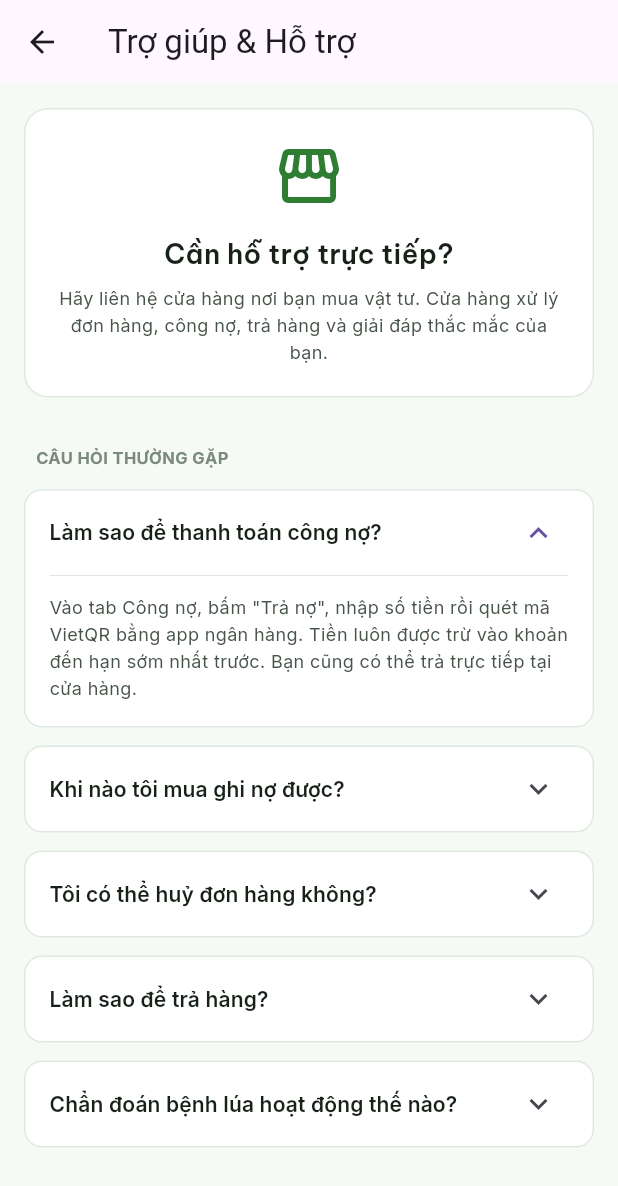
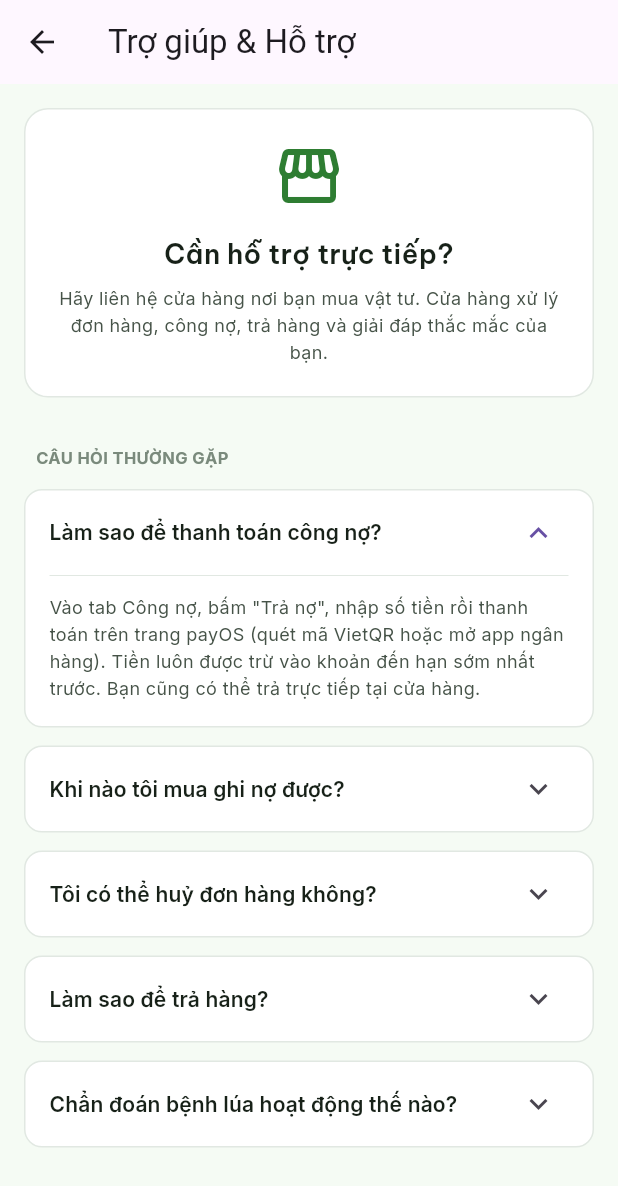
Before and after one commit to Capstone-Project-AgriSage/Farmer-Mobile, a Flutter app: the HelpSupportScreen screen opened directly, after a tap on "Làm sao để thanh toán công nợ?", on a phone screen of 412 x 824 dp. Shown: the top 1186 px of the screen. Run offline on Flutter 3.47's test engine with Material 3 defaults, Android fonts, the phone set to English and light mode, and no system bars; our stand-ins replace cached_network_image, dio, flutter_riverpod, flutter_secure_storage, go_router, google_fonts and 7 more; accounts and stored records are empty.

Commit message:
fix(mobile): onboarding and help text still said QR after switching to payOS
Debt repayment now goes through the payOS page, so the onboarding slide and
the help FAQ no longer promise a QR code inside the app.

Co-Authored-By: Claude Sonnet 5.5 <noreply@anthropic.com>

```diff
--- a/lib/features/auth/screens/onboarding_screen.dart
+++ b/lib/features/auth/screens/onboarding_screen.dart
@@ -46,7 +46,7 @@ class _OnboardingScreenState extends State<OnboardingScreen> {
       iconColor: Color(0xFFE65100),
       title: 'Sổ nợ minh bạch',
       description:
-          'Theo dõi hạn mức, khoản nợ và hạn trả với cửa hàng. Trả nợ bằng mã QR, khiếu nại ngay trong ứng dụng nếu thấy sai lệch.',
+          'Theo dõi hạn mức, khoản nợ và hạn trả với cửa hàng. Trả nợ online qua payOS, khiếu nại ngay trong ứng dụng nếu thấy sai lệch.',
     ),
   ];
 
--- a/lib/features/profile/screens/help_support_screen.dart
+++ b/lib/features/profile/screens/help_support_screen.dart
@@ -11,7 +11,7 @@ class HelpSupportScreen extends StatelessWidget {
   static const faq = <(String, String)>[
     (
       'Làm sao để thanh toán công nợ?',
-      'Vào tab Công nợ, bấm "Trả nợ", nhập số tiền rồi quét mã VietQR bằng app ngân hàng. '
+      'Vào tab Công nợ, bấm "Trả nợ", nhập số tiền rồi thanh toán trên trang payOS (quét mã VietQR hoặc mở app ngân hàng). '
           'Tiền luôn được trừ vào khoản đến hạn sớm nhất trước. Bạn cũng có thể trả trực tiếp tại cửa hàng.',
     ),
     (
```
